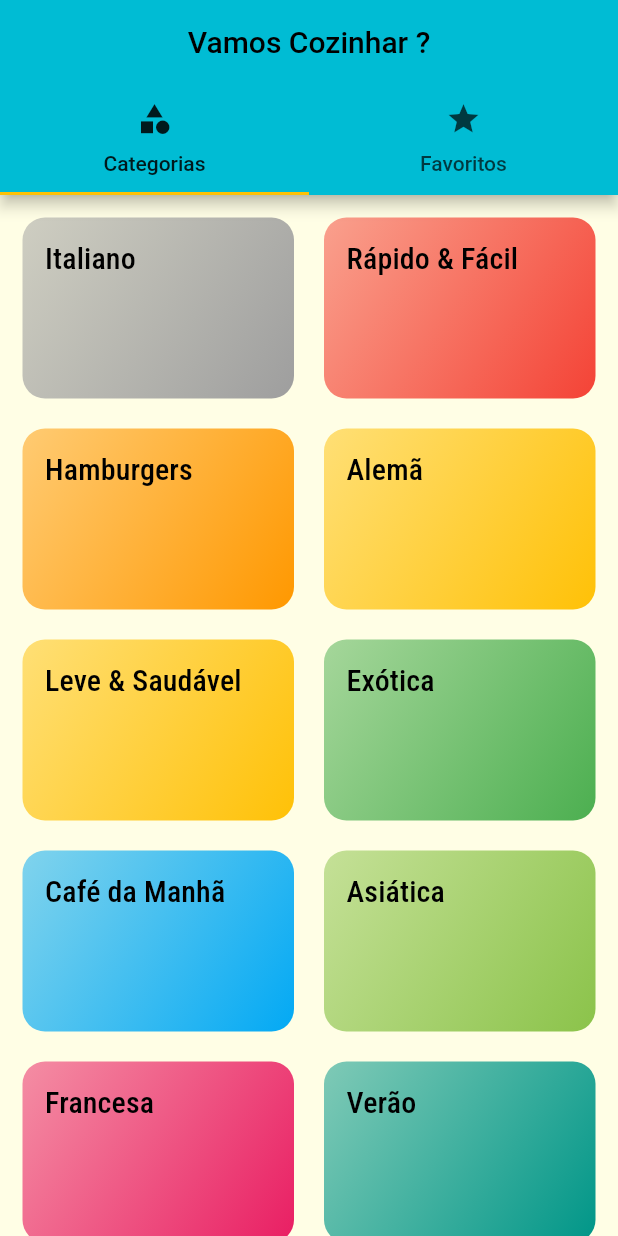
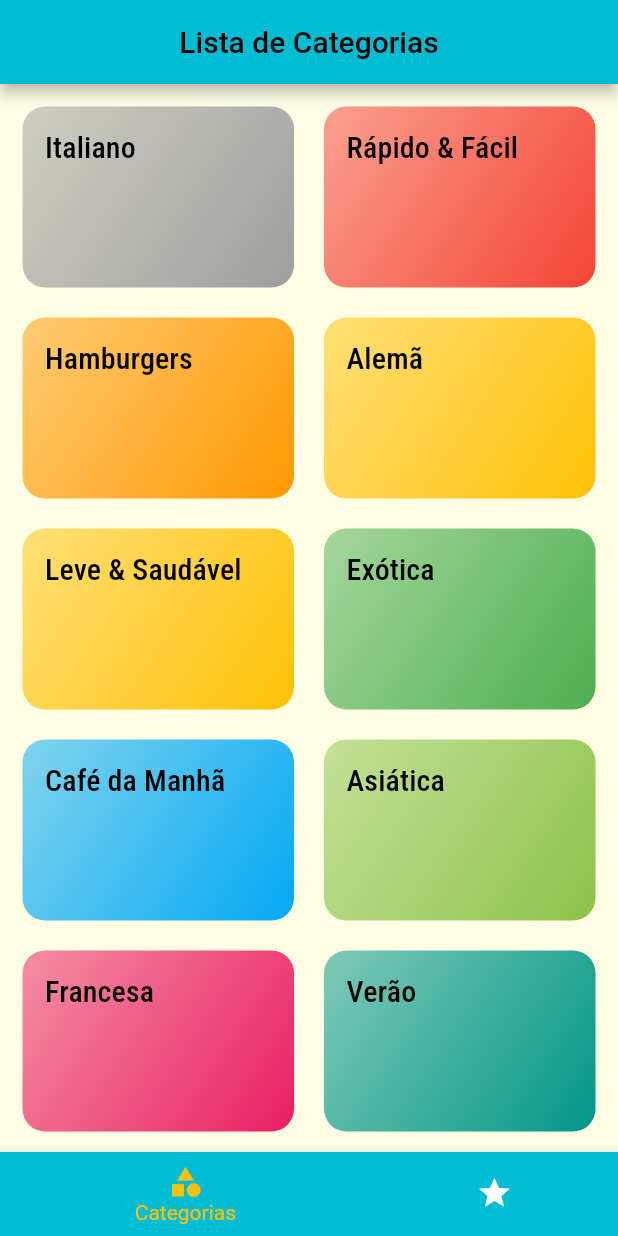
Before and after one commit to 9reis/receitas__flutter, a Flutter app: the screen it shows after launch, on a phone screen of 412 x 824 dp. Run offline on Flutter 3.47's test engine with Material 2 defaults, Android fonts, the phone set to English and light mode, and no system bars; Roboto replaces fonts that are missing (Releway).

Commit message:
Adicionar TabBar na Parte Inferior

```diff
--- a/lib/screens/tabs_screen.dart
+++ b/lib/screens/tabs_screen.dart
@@ -1,41 +1,57 @@
 import 'package:flutter/material.dart';
-import 'package:flutter/src/widgets/framework.dart';
-import 'package:flutter/src/widgets/placeholder.dart';
 import 'package:receitas__flutter/screens/categories_screen.dart';
 import 'package:receitas__flutter/screens/favorite_screen.dart';
 
-class TabsScreen extends StatelessWidget {
+class TabsScreen extends StatefulWidget {
   const TabsScreen({super.key});
 
   @override
+  State<TabsScreen> createState() => _TabsScreenState();
+}
+
+class _TabsScreenState extends State<TabsScreen> {
+  int _selectedScreenIndex = 0;
+
+  final List<Map<String, Object>> _screens = [
+    {'title': 'Lista de Categorias', 'screen': CategoriesScreen()},
+    {'title': 'Meus Favoritos', 'screen': FavoriteScreen()},
+  ];
+
+  @override
   Widget build(BuildContext context) {
-    return DefaultTabController(
-      // Quantidade de abas
-      length: 2,
-      child: Scaffold(
+    return Scaffold(
       appBar: AppBar(
         centerTitle: true,
-          title: Text('Vamos Cozinhar ?'),
-          bottom: TabBar(
-            tabs: [
-              Tab(
+        title: Text(_screens[_selectedScreenIndex]['title'] as String),
+      ),
+      body: _screens[_selectedScreenIndex]['screen'] as Widget,
+      bottomNavigationBar: BottomNavigationBar(
+        unselectedItemColor: Colors.white,
+        selectedItemColor: Theme.of(context).accentColor,
+        // Marca o item selecionado
+        currentIndex: _selectedScreenIndex,
+        // Animação ao clicar no item da Tab
+        type: BottomNavigationBarType.shifting,
+        items: [
+          BottomNavigationBarItem(
+            backgroundColor: Theme.of(context).primaryColor,
             icon: Icon(Icons.category),
-                text: 'Categorias',
+            label: 'Categorias',
           ),
-              Tab(
+          BottomNavigationBarItem(
+            backgroundColor: Theme.of(context).primaryColor,
             icon: Icon(Icons.star),
-                text: 'Favoritos',
+            label: 'Favoritos',
           ),
         ],
-          ),
-        ),
-        body: TabBarView(
-          children: [
-            CategoriesScreen(),
-            FavoriteScreen(),
-          ],
-        ),
+        onTap: _selectScreen,
       ),
     );
   }
+
+  _selectScreen(int index) {
+    setState(() {
+      _selectedScreenIndex = index;
+    });
   }
+}
```
Lines whose indentation alone changed are shown as unchanged.
